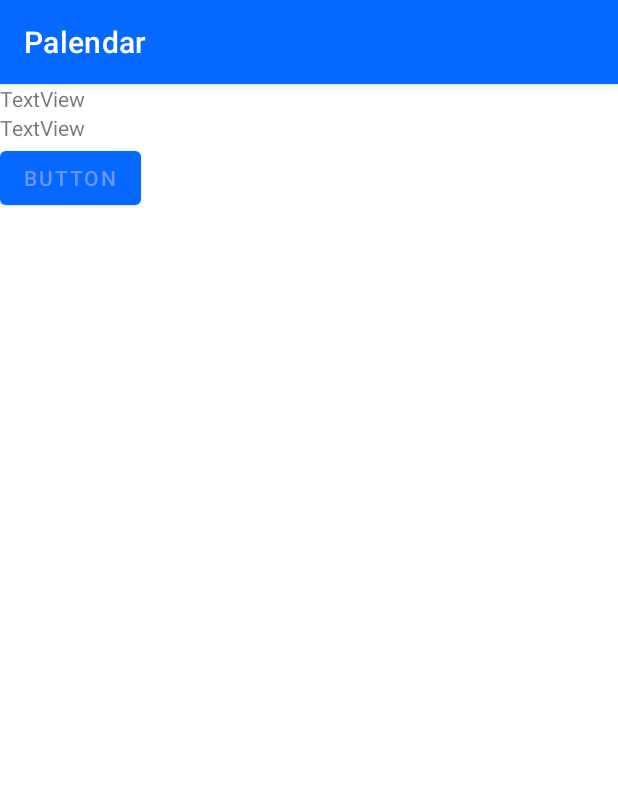
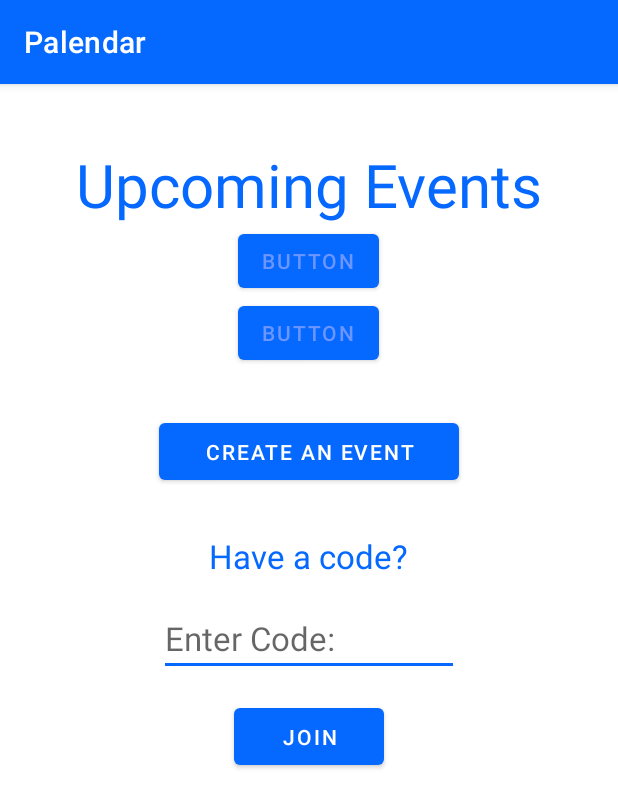
Before and after one commit to ddrewi/Palendar, an Android app: the HomeActivity screen opened directly, with no data from a screen before it, on a phone screen of 412 x 824 dp. Shown: the top 808 px of the screen. Run offline under Robolectric (Android 15) with nearby library versions, the phone set to English and light mode, and no system bars; our stand-ins replace Firebase (no records; nobody signed in at launch, a user with empty details on screens opened directly); Roboto replaces fonts that are not available here; 1 statement that could not run was skipped.

Commit message:
updated HomeActivity XML

```diff
--- a/app/src/main/java/com/example/palendar/HomeActivity.java
+++ b/app/src/main/java/com/example/palendar/HomeActivity.java
@@ -33,15 +33,15 @@ public class HomeActivity extends AppCompatActivity {
         super.onCreate(savedInstanceState);
         setContentView(R.layout.activity_home);
 
-        logout = findViewById(R.id.logout);
-        name = findViewById(R.id.name);
-        mail = findViewById(R.id.mail);
+        //logout = findViewById(R.id.logout);
+        //name = findViewById(R.id.name);
+        //mail = findViewById(R.id.mail);
 
 
         GoogleSignInAccount signInAccount = GoogleSignIn.getLastSignedInAccount(this);
         if(signInAccount != null){
-            name.setText(signInAccount.getDisplayName());
-            mail.setText(signInAccount.getEmail());
+            //name.setText(signInAccount.getDisplayName());
+            //mail.setText(signInAccount.getEmail());
         }
 
         logout.setOnClickListener(new View.OnClickListener() {
@@ -55,5 +55,10 @@ public class HomeActivity extends AppCompatActivity {
 
     }
 
+    public void createEvent (View view) {
+        Intent intent = new Intent(HomeActivity.this, CreateEventActivity.class);
+        startActivity(intent);
+    }
+
 
 }
--- a/app/src/main/res/layout/activity_home.xml
+++ b/app/src/main/res/layout/activity_home.xml
@@ -7,27 +7,68 @@
     tools:context=".HomeActivity"
     android:orientation="vertical">
 
-    <!-- temporary -->
+    <TextView
+        android:id="@+id/upcomingText"
+        android:layout_width="wrap_content"
+        android:layout_height="wrap_content"
+        android:text="Upcoming Events"
+        android:layout_gravity="center"
+        style="@style/titleTextView"
+        android:layout_marginTop="@dimen/marginTop"/>
 
 
+    <!-- events should ideally be a spinner -->
+
+    <Button
+        android:id="@+id/eventButton1"
+        android:layout_width="wrap_content"
+        android:layout_height="wrap_content"
+        android:layout_gravity="center"
+        android:text="Button" />
+
+    <Button
+        android:id="@+id/eventButton2"
+        android:layout_width="wrap_content"
+        android:layout_height="wrap_content"
+        android:layout_gravity="center"
+        android:text="Button" />
+
+    <Button
+        android:id="@+id/createEventButton"
+        android:layout_width="@dimen/largeButtonWidth"
+        android:layout_height="@dimen/buttonHeight"
+        android:text="Create an Event"
+        android:layout_gravity="center"
+        android:textColor="@color/primaryTextColor"
+        android:layout_marginTop="@dimen/marginBetween"/>
 
     <TextView
-        android:id="@+id/name"
+        android:id="@+id/codeText"
         android:layout_width="wrap_content"
         android:layout_height="wrap_content"
-        android:text="TextView" />
+        android:text="Have a code?"
+        style="@style/normalTextView"
+        android:layout_gravity="center"
+        android:layout_marginTop="@dimen/marginBetween"/>
 
-    <TextView
-        android:id="@+id/mail"
-        android:layout_width="wrap_content"
-        android:layout_height="wrap_content"
-        android:text="TextView" />
+    <EditText
+        android:id="@+id/joinCodeEditText"
+        android:ems="10"
+        android:inputType="textPersonName"
+        android:hint="Enter Code:"
+        style="@style/editText"
+        android:layout_gravity="center"
+        android:layout_marginTop="@dimen/marginBetweenSmall"/>
 
     <Button
-        android:id="@+id/logout"
-        android:layout_width="wrap_content"
-        android:layout_height="wrap_content"
-        android:text="Button" />
+        android:id="@+id/joinButton"
+        android:layout_width="@dimen/smallButtonWidth"
+        android:layout_height="@dimen/buttonHeight"
+        android:text="Join"
+        android:textColor="@color/primaryTextColor"
+        android:layout_gravity="center"
+        android:layout_marginTop="@dimen/marginBetweenSmall"
+        android:onClick="createEvent"/>
 
 
 </androidx.appcompat.widget.LinearLayoutCompat>
--- a/app/src/main/res/values/themes.xml
+++ b/app/src/main/res/values/themes.xml
@@ -34,6 +34,8 @@
         <item name="android:textSize">@dimen/fontSizeMedium </item>
         <item name="android:backgroundTint">@color/primaryColor</item>
         <item name="android:fontFamily">@font/alef</item>
+        <item name="android:layout_height">@dimen/editTextHeight</item>
+        <item name="android:layout_width">@dimen/editTextWidth</item>
     </style>
 
 
```
